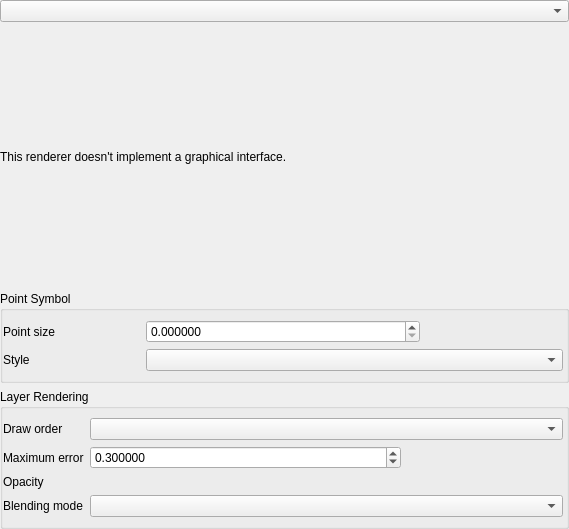
Qt form src/ui/pointcloud/qgspointcloudrendererpropsdialogbase.ui (qgis/QGIS) before a commit.
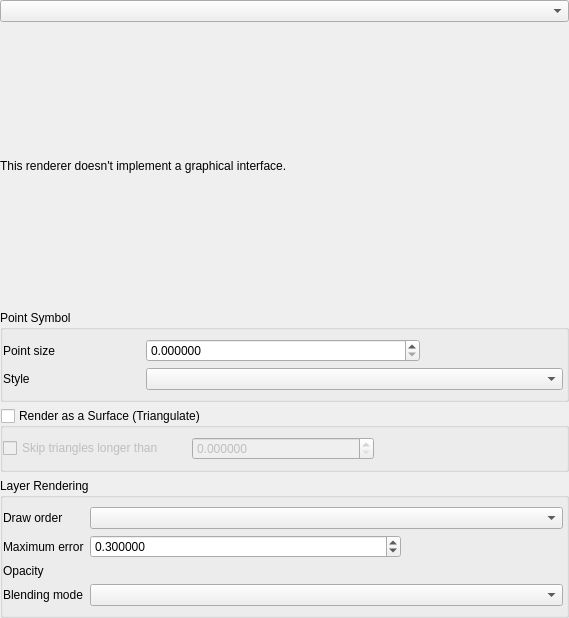
The same form after that commit. Custom widgets are drawn as their Qt base class.

Commit message: Add "Render as a surface" option to 2D point cloud renderers

What changed in the file:
```diff
--- a/src/ui/pointcloud/qgspointcloudrendererpropsdialogbase.ui
+++ b/src/ui/pointcloud/qgspointcloudrendererpropsdialogbase.ui
@@ -7,7 +7,7 @@
     <x>0</x>
     <y>0</y>
     <width>569</width>
-    <height>529</height>
+    <height>618</height>
    </rect>
   </property>
   <property name="windowTitle">
@@ -151,6 +151,50 @@
            </layout>
           </widget>
          </item>
+         <item>
+          <widget class="QgsCollapsibleGroupBox" name="mTriangulateGroupBox">
+           <property name="title">
+            <string>Render as a Surface (Triangulate)</string>
+           </property>
+           <property name="checkable">
+            <bool>true</bool>
+           </property>
+           <property name="checked">
+            <bool>false</bool>
+           </property>
+           <layout class="QGridLayout" name="gridLayout_8">
+            <property name="leftMargin">
+             <number>0</number>
+            </property>
+            <property name="rightMargin">
+             <number>3</number>
+            </property>
+            <item row="0" column="0">
+             <widget class="QCheckBox" name="mHorizontalTriangleCheckBox">
+              <property name="text">
+               <string>Skip triangles longer than</string>
+              </property>
+             </widget>
+            </item>
+            <item row="0" column="1">
+             <widget class="QgsDoubleSpinBox" name="mHorizontalTriangleThresholdSpinBox">
+              <property name="toolTip">
+               <string>Maximum Triangle Side Size in Horizontal Plan</string>
+              </property>
+              <property name="decimals">
+               <number>6</number>
+              </property>
+              <property name="maximum">
+               <double>99999999999.000000000000000</double>
+              </property>
+             </widget>
+            </item>
+            <item row="0" column="2">
+             <widget class="QgsUnitSelectionWidget" name="mHorizontalTriangleUnitWidget" native="true"/>
+            </item>
+           </layout>
+          </widget>
+         </item>
          <item>
           <widget class="QGroupBox" name="mLayerRenderingGroupBox">
            <property name="title">
@@ -290,6 +334,12 @@
    <header>qgspanelwidget.h</header>
    <container>1</container>
   </customwidget>
+  <customwidget>
+   <class>QgsCollapsibleGroupBox</class>
+   <extends>QGroupBox</extends>
+   <header>qgscollapsiblegroupbox.h</header>
+   <container>1</container>
+  </customwidget>
  </customwidgets>
  <tabstops>
   <tabstop>cboRenderers</tabstop>
```
The commit also changes 23 other files.
